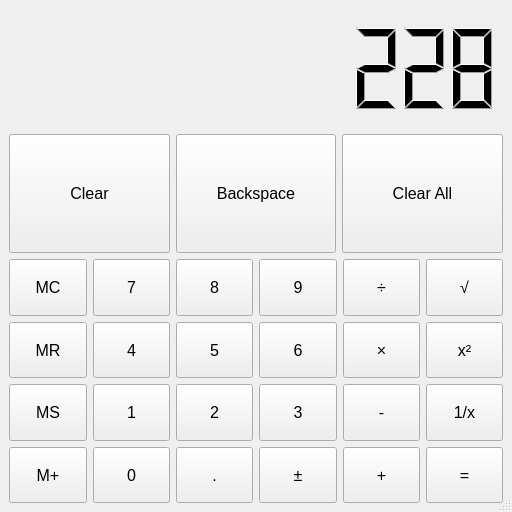
Before: the Qt Designer form mymainwindow.ui in bibrikthesorcerer/qt_project_calculator, drawn with Qt 5.
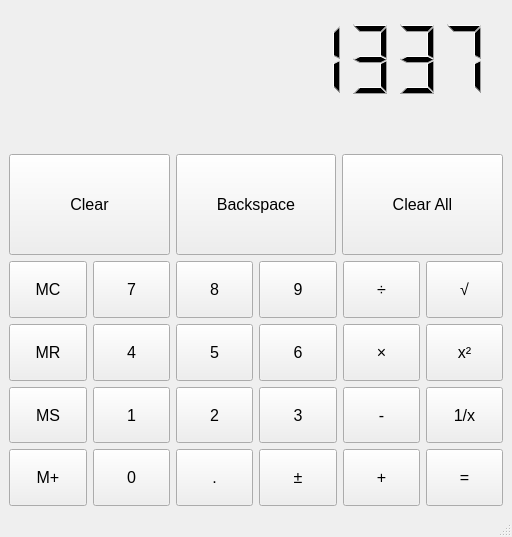
After: the same form once the commit is applied.

```diff
--- a/mymainwindow.ui
+++ b/mymainwindow.ui
@@ -7,7 +7,7 @@
     <x>0</x>
     <y>0</y>
     <width>512</width>
-    <height>512</height>
+    <height>537</height>
    </rect>
   </property>
   <property name="minimumSize">
@@ -43,20 +43,90 @@
      <layout class="QVBoxLayout" name="m_vl_screen">
       <item>
        <widget class="QLCDNumber" name="m_lcdResult">
+        <property name="focusPolicy">
+         <enum>Qt::NoFocus</enum>
+        </property>
+        <property name="autoFillBackground">
+         <bool>false</bool>
+        </property>
         <property name="frameShape">
          <enum>QFrame::NoFrame</enum>
         </property>
+        <property name="smallDecimalPoint">
+         <bool>true</bool>
+        </property>
         <property name="digitCount">
          <number>10</number>
         </property>
+        <property name="mode">
+         <enum>QLCDNumber::Dec</enum>
+        </property>
+        <property name="segmentStyle">
+         <enum>QLCDNumber::Filled</enum>
+        </property>
         <property name="value" stdset="0">
-         <double>228.000000000000000</double>
+         <double>1337.000000000000000</double>
         </property>
         <property name="intValue" stdset="0">
-         <number>228</number>
+         <number>1337</number>
         </property>
        </widget>
       </item>
+      <item>
+       <layout class="QHBoxLayout" name="m_hl_info">
+        <item>
+         <widget class="QLabel" name="m_label">
+          <property name="minimumSize">
+           <size>
+            <width>230</width>
+            <height>32</height>
+           </size>
+          </property>
+          <property name="maximumSize">
+           <size>
+            <width>374</width>
+            <height>32</height>
+           </size>
+          </property>
+          <property name="font">
+           <font>
+            <pointsize>20</pointsize>
+           </font>
+          </property>
+          <property name="frameShadow">
+           <enum>QFrame::Plain</enum>
+          </property>
+          <property name="text">
+           <string/>
+          </property>
+         </widget>
+        </item>
+        <item>
+         <widget class="QLabel" name="m_mem_label">
+          <property name="minimumSize">
+           <size>
+            <width>230</width>
+            <height>32</height>
+           </size>
+          </property>
+          <property name="maximumSize">
+           <size>
+            <width>374</width>
+            <height>32</height>
+           </size>
+          </property>
+          <property name="font">
+           <font>
+            <pointsize>12</pointsize>
+           </font>
+          </property>
+          <property name="text">
+           <string/>
+          </property>
+         </widget>
+        </item>
+       </layout>
+      </item>
       <item>
        <layout class="QHBoxLayout" name="m_hl_clear">
         <item>
```
Left out of the diff: 21 changed lines with no effect on the pictures.
